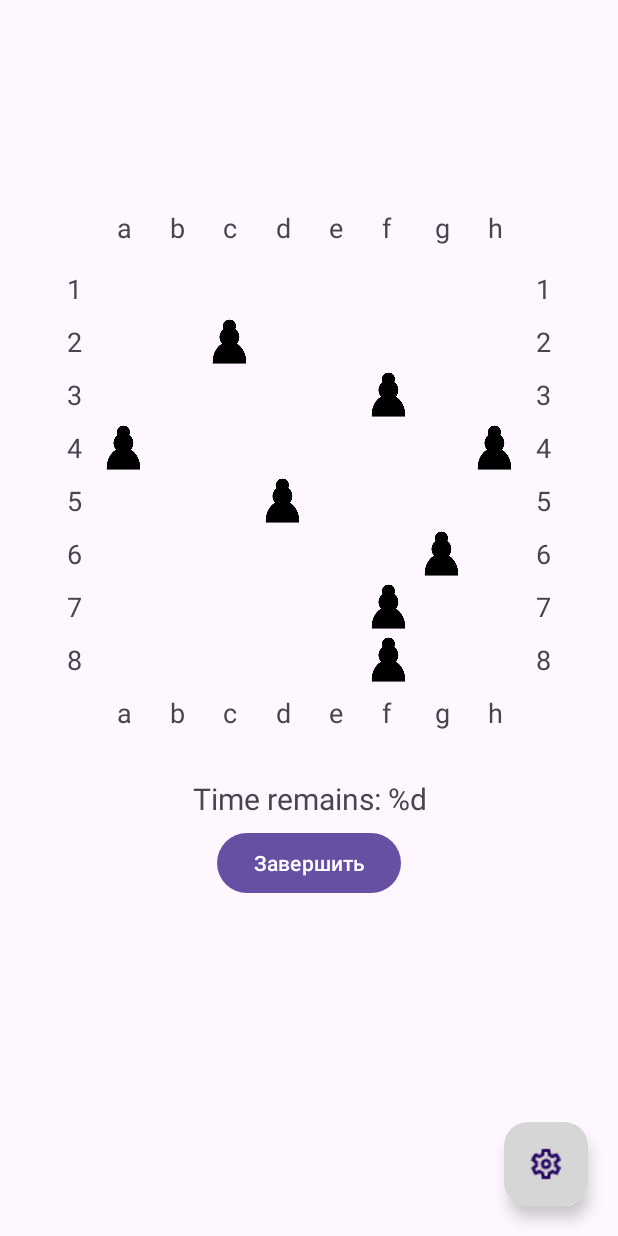
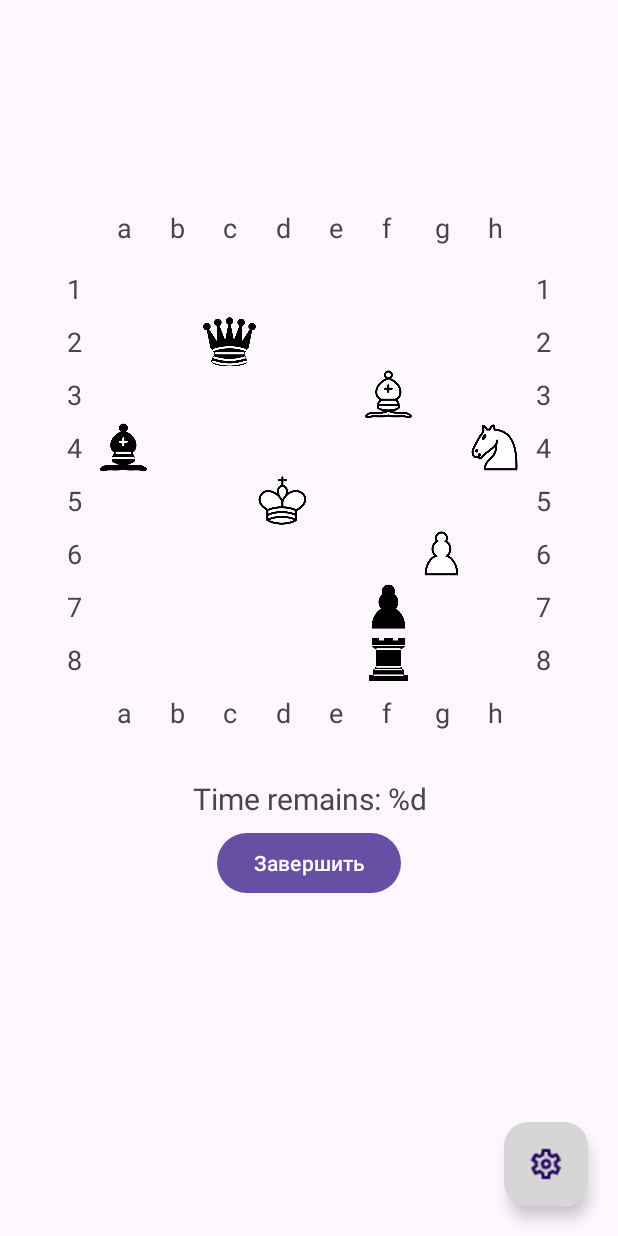
Before and after one commit to lubuntum/ChessMemoryTraining, an Android app: the screen it shows after launch (MainActivity), on a phone screen of 412 x 824 dp. Run offline under Robolectric (Android 15) with nearby library versions, the phone set to English and light mode, and no system bars; 2 statements that could not run were skipped.

Commit message:
Реализована интерактивная доска, обработка кликов по полям

```diff
--- a/app/src/main/java/com/example/chessmemory/ChessGameFragment.java
+++ b/app/src/main/java/com/example/chessmemory/ChessGameFragment.java
@@ -1,11 +1,9 @@
 package com.example.chessmemory;
 
-import android.graphics.Color;
 import android.os.Bundle;
 import android.util.TypedValue;
 import android.view.Gravity;
 import android.view.LayoutInflater;
-import android.view.TextureView;
 import android.view.View;
 import android.view.ViewGroup;
 import android.widget.ImageView;
@@ -17,6 +15,7 @@ import androidx.annotation.NonNull;
 import androidx.annotation.Nullable;
 import androidx.fragment.app.Fragment;
 
+import com.example.chessmemory.action.SquareClick;
 import com.example.chessmemory.databinding.ChessBoardBinding;
 import com.example.chessmemory.dialogs.SettingsDialog;
 import com.example.chessmemory.figuredistribution.FigureDistributor;
@@ -24,8 +23,13 @@ import com.example.chessmemory.figuredistribution.FigureDistributor;
 import java.util.LinkedList;
 
 public class ChessGameFragment extends Fragment {
+    public enum ChessColor {
+        WHITE,
+        BLACK
+    }
     private ChessBoardBinding binding;
     private LinkedList<ImageView> squares = new LinkedList<>();
+    private SquareClick squareClick;
     FigureDistributor figureDistributor;
     public static ChessGameFragment getInstance(){
         ChessGameFragment fragment = new ChessGameFragment();
@@ -45,10 +49,12 @@ public class ChessGameFragment extends Fragment {
     public void onViewCreated(@NonNull View view, @Nullable Bundle savedInstanceState) {
         chessBoardInit(8,8,true);
         figureDistributorInit();
-        figureDistributor.distributeFigure(squares,8,8);
+        boardSquareClickListenerInit();
+
         settingsBtnInit();
     }
     private void chessBoardInit(int rowCount, int columnCount, boolean startColor){
+        /*Сгенерировать строку для черных*/
         binding.chessBoard.addView(rowCharGenerate(8, 'a', true));
         for(int row = 0; row < rowCount;row++){
             LinearLayout rowContainer = rowGenerate(columnCount, row+1, startColor);
@@ -56,6 +62,7 @@ public class ChessGameFragment extends Fragment {
             startColor = !startColor;
         }
         binding.chessBoard.addView(rowCharGenerate(8, 'a', false));
+        /*Сгенерировать строку для белых фигур*/
     }
     private LinearLayout rowGenerate(int squaresCount, int rowNumber, boolean isWhite){
         LinearLayout layout = new LinearLayout(getContext());
@@ -69,8 +76,14 @@ public class ChessGameFragment extends Fragment {
             ImageView square = new ImageView(getContext());
             square.setLayoutParams(new LinearLayout.LayoutParams(scalePixelsByScreen(35), scalePixelsByScreen(35)));
             square.setScaleType(ImageView.ScaleType.FIT_CENTER);
-            if (isWhite) square.setBackgroundColor(whiteColor);
-            else square.setBackgroundColor(blackColor);
+            if (isWhite) {
+                square.setBackgroundColor(whiteColor);
+                square.setTag(ChessColor.WHITE);
+            }
+            else {
+                square.setBackgroundColor(blackColor);
+                square.setTag(ChessColor.BLACK);
+            }
             isWhite = !isWhite;
             square.setOnLongClickListener((view)->{
                 Toast.makeText(getContext(), "Click", Toast.LENGTH_LONG).show();
@@ -124,6 +137,11 @@ public class ChessGameFragment extends Fragment {
     }
     private void figureDistributorInit(){
         this.figureDistributor = new FigureDistributor(getContext(), 8, null);
+        figureDistributor.distributeFigure(squares,8,8);
+    }
+    private void boardSquareClickListenerInit(){
+        squareClick = new SquareClick(getContext());
+        squareClick.bondAllSquares(squares);
     }
 
     public void settingsBtnInit(){
--- /dev/null
+++ b/app/src/main/java/com/example/chessmemory/action/SquareClick.java
@@ -0,0 +1,41 @@
+package com.example.chessmemory.action;
+
+import android.content.Context;
+import android.view.View;
+import android.widget.ImageView;
+
+import com.example.chessmemory.ChessGameFragment;
+import com.example.chessmemory.R;
+
+import java.util.List;
+
+public class SquareClick {
+    public Context context;
+    public View previousSquare = null;
+    public View.OnClickListener squareListener;
+    public SquareClick(Context context){
+        this.context = context;
+        this.squareListener = view -> {
+            if(previousSquare != null){
+                if(previousSquare.getTag() == ChessGameFragment.ChessColor.WHITE)
+                    previousSquare
+                            .setBackgroundColor(context.getResources().getColor(com.beardedhen.androidbootstrap.R.color.bootstrap_gray_lighter));
+                else previousSquare.setBackgroundColor(context.getResources().getColor(com.beardedhen.androidbootstrap.R.color.bootstrap_gray_light));
+
+                view.setBackgroundColor(context.getResources().getColor(R.color.highlighted));
+            }
+            view.setBackgroundColor(context.getResources().getColor(R.color.highlighted));
+            previousSquare =  view;
+            //view.setPadding(10,10,10,10);
+        };
+    }
+    public void bondAllSquares(List<ImageView> squares){
+        for(ImageView square: squares)
+            square.setOnClickListener(squareListener);
+    }
+    public void unbondAllSquares(List<ImageView> squares){
+        for(ImageView square: squares)
+            square.setOnClickListener(null);
+    }
+
+}
--- a/app/src/main/java/com/example/chessmemory/figuredistribution/FigureDistributor.java
+++ b/app/src/main/java/com/example/chessmemory/figuredistribution/FigureDistributor.java
@@ -18,7 +18,6 @@ import java.util.Random;
 public class FigureDistributor {
     private final Context context;
     private int difficult;
-
     private Map<Integer, Integer> figures ;
     private final Random random = new Random();
 
@@ -74,7 +73,18 @@ public class FigureDistributor {
     public void defaultFiguresInit(){
         figures = new HashMap<>();
         figures.put(R.drawable.black_pawn, 8);
-        /*...*/
+        figures.put(R.drawable.black_tower,2);
+        figures.put(R.drawable.black_horse,2);
+        figures.put(R.drawable.black_bishop,2);
+        figures.put(R.drawable.black_queen,1);
+        figures.put(R.drawable.black_king,1);
+
+        figures.put(R.drawable.white_pawn, 8);
+        figures.put(R.drawable.white_tower,2);
+        figures.put(R.drawable.white_horse,2);
+        figures.put(R.drawable.white_bishop,2);
+        figures.put(R.drawable.white_queen,1);
+        figures.put(R.drawable.white_king,1);
     }
 
     public int getDifficult() {
--- a/app/src/main/res/values/colors.xml
+++ b/app/src/main/res/values/colors.xml
@@ -2,4 +2,5 @@
 <resources>
     <color name="black">#FF000000</color>
     <color name="white">#FFFFFFFF</color>
+    <color name="highlighted">#99D0BCFF</color>
 </resources>
```
